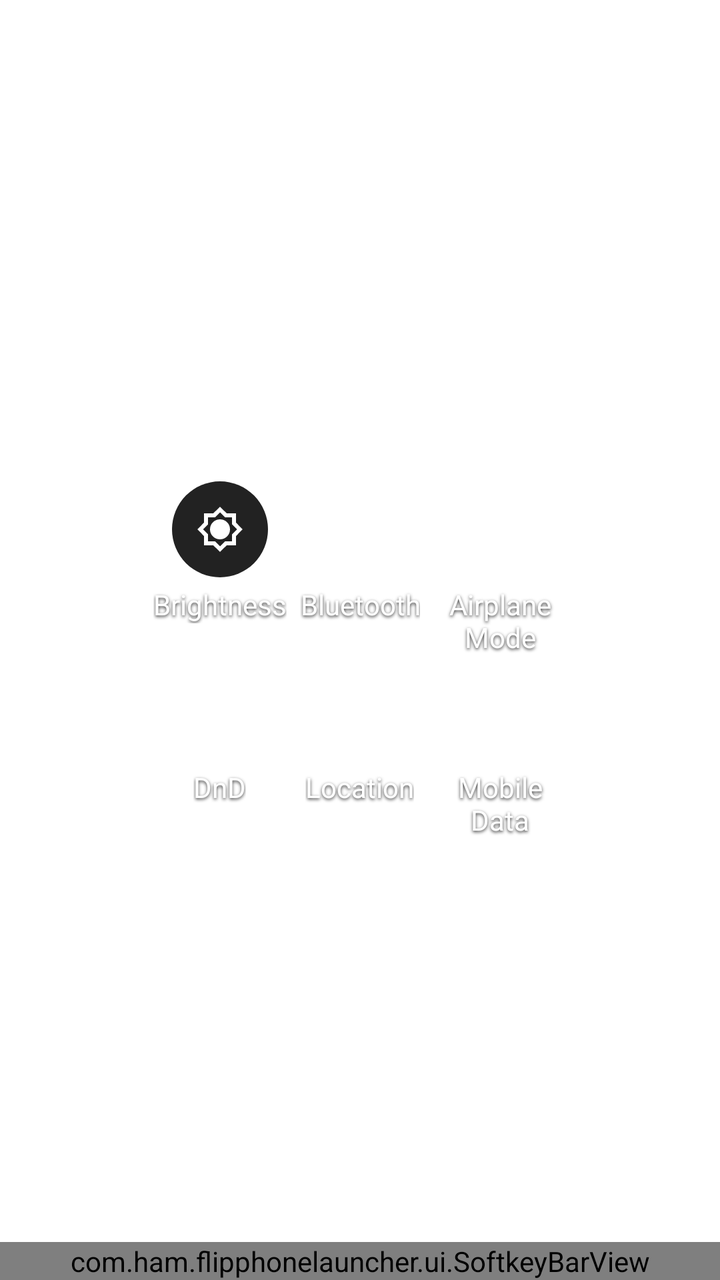
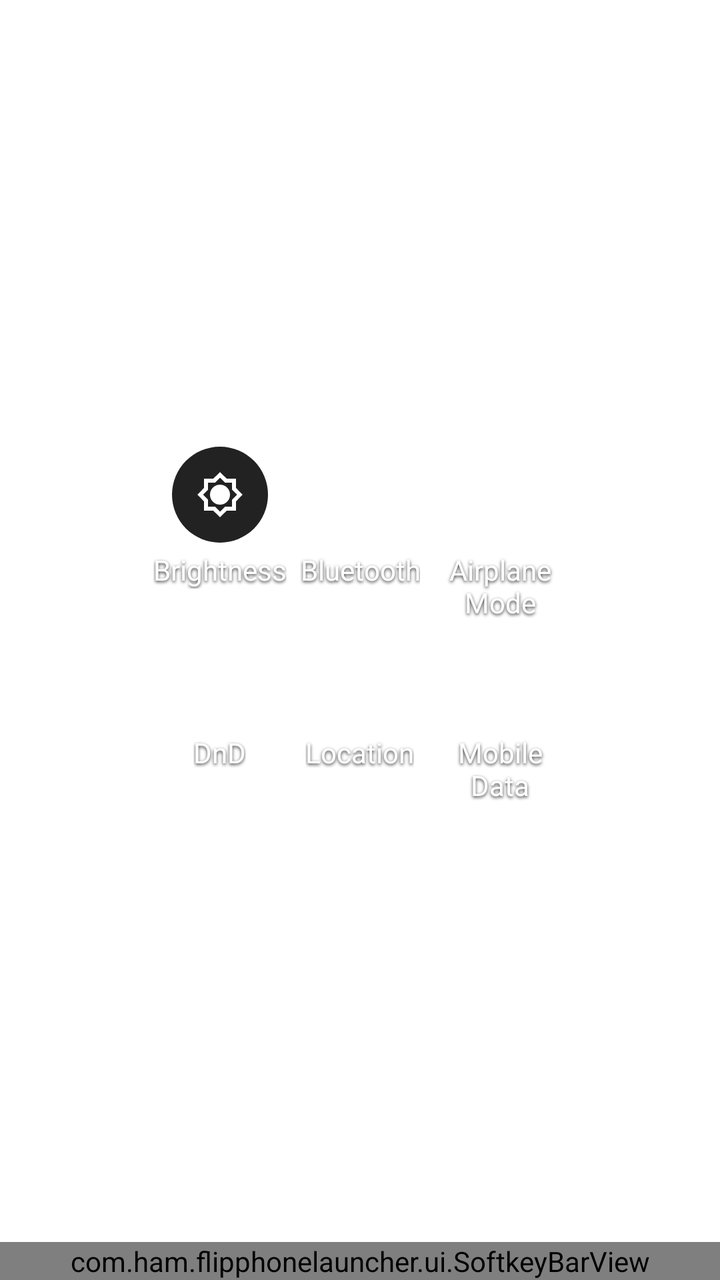

Two renders of the same Android screen: before a commit and after it. Below are the layout's source before the change and the commit's diff.
<!-- AndroidManifest.xml: application theme Theme.FlipPhoneLauncher -->
<!-- res/layout/fragment_shortcuts_menu.xml -->
<?xml version="1.0" encoding="utf-8"?>
<androidx.constraintlayout.widget.ConstraintLayout
    xmlns:android="http://schemas.android.com/apk/res/android"
    xmlns:app="http://schemas.android.com/apk/res-auto"
    xmlns:tools="http://schemas.android.com/tools"
    android:id="@+id/shortcuts_panel"
    android:layout_width="match_parent"
    android:layout_height="match_parent"
    android:paddingTop="16dp">


    <GridLayout
        android:id="@+id/shortcuts_grid"
        android:layout_width="wrap_content"
        android:layout_height="wrap_content"
        android:layout_gravity="center"
        android:alignmentMode="alignMargins"
        android:columnCount="3"
        android:rowCount="2"
        app:layout_constraintTop_toTopOf="parent"
        app:layout_constraintBottom_toBottomOf="parent"
        app:layout_constraintStart_toStartOf="parent"
        app:layout_constraintEnd_toEndOf="parent">

        <LinearLayout
            android:id="@+id/shortcut_mobile_data"
            android:layout_width="70dp"
            android:layout_height="wrap_content"
            android:orientation="vertical"
            android:gravity="center"
            android:layout_row="1"
            android:layout_column="2"
            android:layout_marginHorizontal="3dp"
            android:layout_marginVertical="8dp">
            <FrameLayout
                android:layout_width="56dp"
                android:layout_height="56dp">
                <ImageView
                    android:id="@+id/overlay_mobile_data"
                    android:layout_width="64dp"
                    android:layout_height="64dp"
                    android:layout_gravity="center"
                    android:src="@drawable/shortcut_focus_overlay_square"
                    android:visibility="gone" />
                <ImageButton
                    android:id="@+id/btn_mobile_data"
                    android:layout_width="48dp"
                    android:layout_height="48dp"
                    android:layout_gravity="center"
                    android:background="@drawable/circle_bg"
                    android:src="@drawable/ic_mobile_data"
                    android:contentDescription="@string/shortcut_mobile_data"
                    android:defaultFocusHighlightEnabled="false" />
            </FrameLayout>
            <TextView
                android:layout_width="wrap_content"
                android:layout_height="wrap_content"
                android:text="@string/shortcut_mobile_data"
                android:gravity="center"
                android:maxLines="2"
                android:textColor="@android:color/white"
                android:textSize="14sp"
                android:shadowColor="#CC000000"
                android:shadowDx="0"
                android:shadowDy="2"
                android:shadowRadius="4" />
        </LinearLayout>

        <LinearLayout
            android:id="@+id/shortcut_bluetooth"
            android:layout_width="70dp"
            android:layout_height="wrap_content"
            android:orientation="vertical"
            android:gravity="center"
            android:layout_row="0"
            android:layout_column="1"
            android:layout_marginHorizontal="3dp"
            android:layout_marginVertical="8dp">
            <FrameLayout
                android:layout_width="56dp"
                android:layout_height="56dp">
                <ImageView
                    android:id="@+id/overlay_bluetooth"
                    android:layout_width="64dp"
                    android:layout_height="64dp"
                    android:layout_gravity="center"
                    android:src="@drawable/shortcut_focus_overlay_square"
                    android:visibility="gone" />
                <ImageButton
                    android:id="@+id/btn_bluetooth"
                    android:layout_width="48dp"
                    android:layout_height="48dp"
                    android:layout_gravity="center"
                    android:background="@drawable/circle_bg"
                    android:src="@drawable/ic_bluetooth"
                    android:contentDescription="@string/shortcut_bluetooth"
                    android:defaultFocusHighlightEnabled="false" />
            </FrameLayout>
            <TextView
                android:layout_width="wrap_content"
                android:layout_height="wrap_content"
                android:text="@string/shortcut_bluetooth"
                android:gravity="center"
                android:maxLines="2"
                android:textColor="@android:color/white"
                android:textSize="14sp"
                android:shadowColor="#CC000000"
                android:shadowDx="0"
                android:shadowDy="2"
                android:shadowRadius="4" />
        </LinearLayout>

        <LinearLayout
            android:id="@+id/shortcut_airplane_mode"
            android:layout_width="70dp"
            android:layout_height="wrap_content"
            android:orientation="vertical"
            android:gravity="center"
            android:layout_row="0"
            android:layout_column="2"
            android:layout_marginHorizontal="3dp"
            android:layout_marginVertical="8dp">
            <FrameLayout
                android:layout_width="56dp"
                android:layout_height="56dp">
                <ImageView
                    android:id="@+id/overlay_airplane_mode"
                    android:layout_width="64dp"
                    android:layout_height="64dp"
                    android:layout_gravity="center"
                    android:src="@drawable/shortcut_focus_overlay_square"
                    android:visibility="gone" />
                <ImageButton
                    android:id="@+id/btn_airplane_mode"
                    android:layout_width="48dp"
                    android:layout_height="48dp"
                    android:layout_gravity="center"
                    android:background="@drawable/circle_bg"
                    android:src="@drawable/ic_airplane_mode"
                    android:contentDescription="@string/shortcut_airplane_mode"
                    android:defaultFocusHighlightEnabled="false" />
            </FrameLayout>
            <TextView
                android:layout_width="wrap_content"
                android:layout_height="wrap_content"
                android:text="@string/shortcut_airplane_mode"
                android:gravity="center"
                android:maxLines="2"
                android:textColor="@android:color/white"
                android:textSize="14sp"
                android:shadowColor="#CC000000"
                android:shadowDx="0"
                android:shadowDy="2"
                android:shadowRadius="4" />
        </LinearLayout>

        <LinearLayout
            android:id="@+id/shortcut_dnd"
            android:layout_width="70dp"
            android:layout_height="wrap_content"
            android:orientation="vertical"
            android:gravity="center"
            android:layout_row="1"
            android:layout_column="0"
            android:layout_marginHorizontal="3dp"
            android:layout_marginVertical="8dp">
            <FrameLayout
                android:layout_width="56dp"
                android:layout_height="56dp">
                <ImageView
                    android:id="@+id/overlay_dnd"
                    android:layout_width="64dp"
                    android:layout_height="64dp"
                    android:layout_gravity="center"
                    android:src="@drawable/shortcut_focus_overlay_square"
                    android:visibility="gone" />
                <ImageButton
                    android:id="@+id/btn_dnd"
                    android:layout_width="48dp"
                    android:layout_height="48dp"
                    android:layout_gravity="center"
                    android:background="@drawable/circle_bg"
                    android:src="@drawable/ic_dnd"
                    android:contentDescription="@string/shortcut_dnd"
                    android:defaultFocusHighlightEnabled="false" />
            </FrameLayout>
            <TextView
                android:id="@+id/shortcut_dnd_label"
                android:layout_width="wrap_content"
                android:layout_height="wrap_content"
                android:text="@string/shortcut_dnd"
                android:gravity="center"
                android:maxLines="2"
                android:textColor="@android:color/white"
                android:textSize="14sp"
                android:shadowColor="#CC000000"
                android:shadowDx="0"
                android:shadowDy="2"
                android:shadowRadius="4" />
        </LinearLayout>

        <LinearLayout
            android:id="@+id/shortcut_location"
            android:layout_width="70dp"
            android:layout_height="wrap_content"
            android:orientation="vertical"
            android:gravity="center"
            android:layout_row="1"
            android:layout_column="1"
            android:layout_marginHorizontal="3dp"
            android:layout_marginVertical="8dp">
            <FrameLayout
                android:layout_width="56dp"
                android:layout_height="56dp">
                <ImageView
                    android:id="@+id/overlay_location"
                    android:layout_width="64dp"
                    android:layout_height="64dp"
                    android:layout_gravity="center"
                    android:src="@drawable/shortcut_focus_overlay_square"
                    android:visibility="gone" />
                <ImageButton
                    android:id="@+id/btn_location"
                    android:layout_width="48dp"
                    android:layout_height="48dp"
                    android:layout_gravity="center"
                    android:background="@drawable/circle_bg"
                    android:src="@drawable/ic_location"
                    android:contentDescription="@string/shortcut_location"
                    android:defaultFocusHighlightEnabled="false" />
            </FrameLayout>
            <TextView
                android:layout_width="wrap_content"
                android:layout_height="wrap_content"
                android:text="@string/shortcut_location"
                android:gravity="center"
                android:maxLines="2"
                android:textColor="@android:color/white"
                android:textSize="14sp"
                android:shadowColor="#CC000000"
                android:shadowDx="0"
                android:shadowDy="2"
                android:shadowRadius="4" />
        </LinearLayout>

        <LinearLayout
            android:id="@+id/shortcut_brightness"
            android:layout_width="70dp"
            android:layout_height="wrap_content"
            android:orientation="vertical"
            android:gravity="center"
            android:layout_row="0"
            android:layout_column="0"
            android:layout_marginHorizontal="3dp"
            android:layout_marginVertical="8dp">
            <FrameLayout
                android:layout_width="56dp"
                android:layout_height="56dp">
                <ImageView
                    android:id="@+id/overlay_brightness"
                    android:layout_width="64dp"
                    android:layout_height="64dp"
                    android:layout_gravity="center"
                    android:src="@drawable/shortcut_focus_overlay_square"
                    android:visibility="gone" />
                <ImageButton
                    android:id="@+id/btn_brightness"
                    android:layout_width="48dp"
                    android:layout_height="48dp"
                    android:layout_gravity="center"
                    android:background="@drawable/brightness_progress"
                    android:src="@drawable/ic_brightness"
                    android:contentDescription="@string/shortcut_brightness"
                    android:defaultFocusHighlightEnabled="false" />
            </FrameLayout>
            <TextView
                android:layout_width="wrap_content"
                android:layout_height="wrap_content"
                android:text="@string/shortcut_brightness"
                android:gravity="center"
                android:maxLines="2"
                android:textColor="@android:color/white"
                android:textSize="14sp"
                android:shadowColor="#CC000000"
                android:shadowDx="0"
                android:shadowDy="2"
                android:shadowRadius="4" />
        </LinearLayout>

    </GridLayout>

    
    <com.ham.flipphonelauncher.ui.SoftkeyBarView
        android:id="@+id/softkey_bar"
        android:layout_width="match_parent"
        android:layout_height="wrap_content"
        app:layout_constraintBottom_toBottomOf="parent"
        app:layout_constraintStart_toStartOf="parent"
        app:layout_constraintEnd_toEndOf="parent" />


</androidx.constraintlayout.widget.ConstraintLayout>
<!-- resources referenced by this layout -->
<resources>
  <!-- drawable circle_bg (drawable) -->
  <?xml version="1.0" encoding="utf-8"?>
  <shape xmlns:android="http://schemas.android.com/apk/res/android"
      android:shape="oval">
      <solid android:color="#33FFFFFF" />
      <size android:width="56dp" android:height="56dp" />
  </shape>
  <!-- drawable ic_airplane_mode (drawable) -->
  <vector xmlns:android="http://schemas.android.com/apk/res/android"
      android:width="24dp"
      android:height="24dp"
      android:viewportWidth="24"
      android:viewportHeight="24"
      android:tint="#ffffff">
      <path
          android:fillColor="@android:color/white"
          android:pathData="M21 16v-2l-8-5V3.5c0-.83-.67-1.5-1.5-1.5S10 2.67 10 3.5V9l-8 5v2l8-2.5V19l-2 1.5V22l3.5-1 3.5 1v-1.5L14 19v-5.5l8 2.5z" />
  </vector>
  <!-- drawable ic_bluetooth (drawable) -->
  <vector xmlns:android="http://schemas.android.com/apk/res/android" android:height="24dp" android:tint="#ffffff" android:viewportHeight="24" android:viewportWidth="24" android:width="24dp">
        
      <path android:fillColor="@android:color/white" android:pathData="M17.71,7.71L12,2h-1v7.59L6.41,5 5,6.41 10.59,12 5,17.59 6.41,19 11,14.41L11,22h1l5.71,-5.71 -4.3,-4.29 4.3,-4.29zM13,5.83l1.88,1.88L13,9.59L13,5.83zM14.88,16.29L13,18.17v-3.76l1.88,1.88z"/>
      
  </vector>
  <!-- drawable ic_dnd (drawable) -->
  <?xml version="1.0" encoding="utf-8"?>
  <vector xmlns:android="http://schemas.android.com/apk/res/android"
      android:width="24dp"
      android:height="24dp"
      android:viewportWidth="24"
      android:viewportHeight="24">
      <path
          android:fillColor="#FFFFFF"
          android:pathData="M12,2A10,10 0 1,0 22,12A10,10 0 0,0 12,2ZM7,13v-2h10v2z"/>
  </vector>
  <!-- drawable ic_location (drawable) -->
  <vector xmlns:android="http://schemas.android.com/apk/res/android"
      android:width="24dp"
      android:height="24dp"
      android:viewportWidth="24"
      android:viewportHeight="24"
      android:tint="#ffffff">
      <path
          android:fillColor="@android:color/white"
          android:pathData="M12 2C8.13 2 5 5.13 5 9c0 5.25 7 13 7 13s7-7.75 7-13c0-3.87-3.13-7-7-7zm0 9.5c-1.38 0-2.5-1.12-2.5-2.5s1.12-2.5 2.5-2.5 2.5 1.12 2.5 2.5-1.12 2.5-2.5 2.5z" />
  </vector>
  <!-- drawable ic_mobile_data (drawable) -->
  <vector xmlns:android="http://schemas.android.com/apk/res/android"
      android:width="24dp"
      android:height="24dp"
      android:viewportWidth="24"
      android:viewportHeight="24"
      android:tint="#ffffff">
      <path
          android:fillColor="@android:color/white"
          android:pathData="M16 17.01V10h-2v7.01h-3L15 21l4-3.99h-3zM9 3L5 6.99h3V14h2V6.99h3L9 3z" />
  </vector>
  <!-- drawable shortcut_focus_overlay_square (drawable) -->
  <?xml version="1.0" encoding="utf-8"?>
  <shape xmlns:android="http://schemas.android.com/apk/res/android" android:shape="rectangle">
      <solid android:color="#05b9e0" />
      <corners android:radius="18dp" />
      <size android:width="64dp" android:height="64dp" />
  </shape>
  <string name="shortcut_airplane_mode">Airplane Mode</string>
  <string name="shortcut_bluetooth">Bluetooth</string>
  <string name="shortcut_brightness">Brightness</string>
  <string name="shortcut_dnd">DnD</string>
  <string name="shortcut_location">Location</string>
  <string name="shortcut_mobile_data">Mobile Data</string>
  <color name="purple_500">#FF6200EE</color>
  <color name="purple_700">#FF3700B3</color>
  <color name="white">#FFFFFFFF</color>
  <color name="teal_200">#FF03DAC5</color>
  <color name="teal_700">#FF018786</color>
  <color name="black">#FF000000</color>
  <!-- unchanged entries left out for length: 3 -->
</resources>

<!-- the commit's change to res/layout/fragment_shortcuts_menu.xml (unified diff, before → after) -->
@@ -5,8 +5,7 @@
     xmlns:tools="http://schemas.android.com/tools"
     android:id="@+id/shortcuts_panel"
     android:layout_width="match_parent"
-    android:layout_height="match_parent"
-    android:paddingTop="16dp">
+    android:layout_height="match_parent">
 
 
     <GridLayout
@@ -18,7 +17,7 @@
         android:columnCount="3"
         android:rowCount="2"
         app:layout_constraintTop_toTopOf="parent"
-        app:layout_constraintBottom_toBottomOf="parent"
+        app:layout_constraintBottom_toTopOf="@id/softkey_bar"
         app:layout_constraintStart_toStartOf="parent"
         app:layout_constraintEnd_toEndOf="parent">
 
